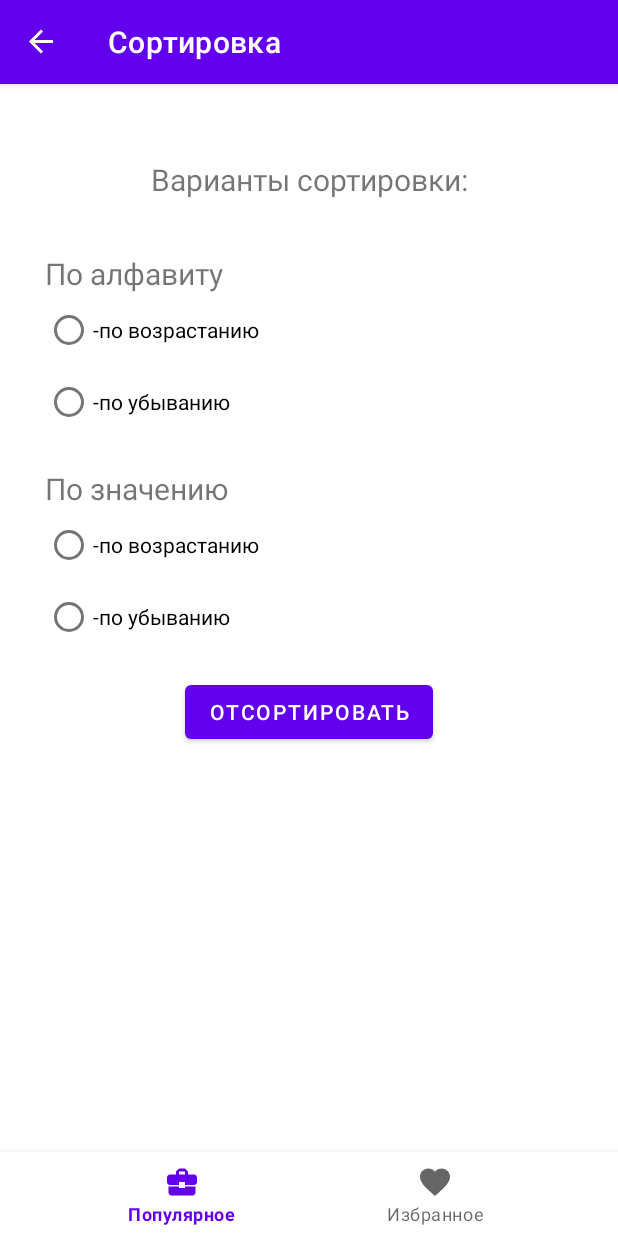
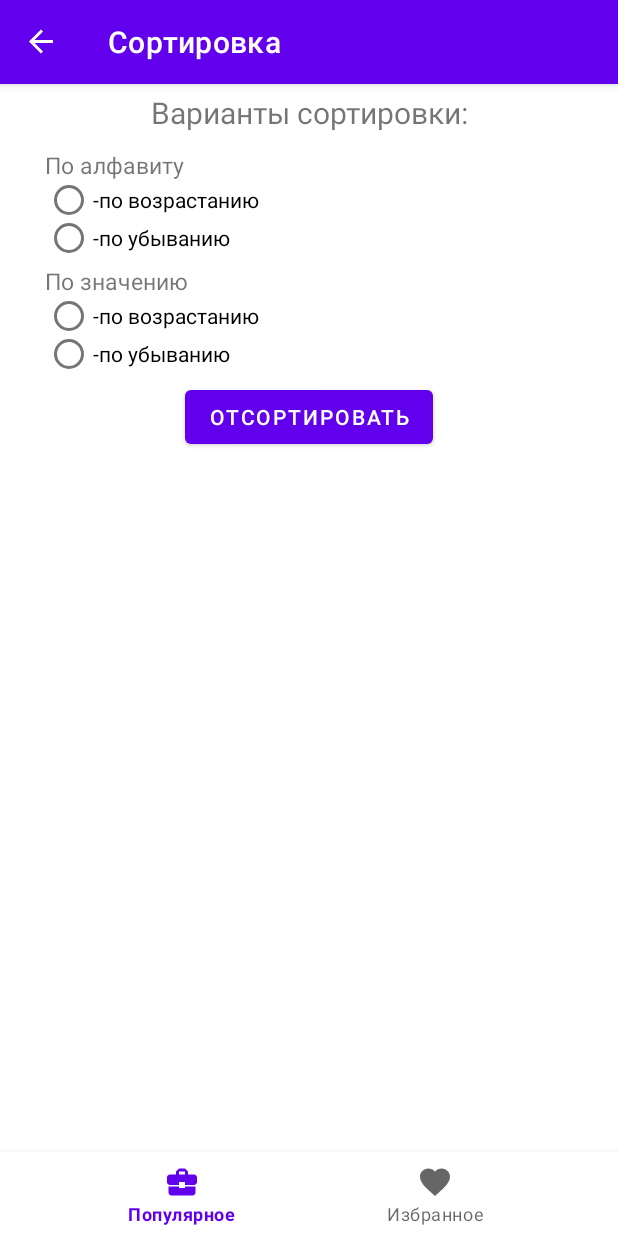
Before and after one commit to borshevskiy/CurrencyExchangeTestApp, an Android app: the FavoritesFragment screen opened through its navigation route, after a tap on an icon or button, on a phone screen of 412 x 824 dp. Run offline under Robolectric (Android 15) with nearby library versions, the phone set to English and light mode, and no system bars; our stand-ins replace Dagger/Hilt's generated code, navigation-ui; 4 statements that could not run were skipped.

Commit message:
90% ready

```diff
--- a/app/src/main/java/com/borshevskiy/currencyexchangetestapp/data/database/CurrencyDbModel.kt
+++ b/app/src/main/java/com/borshevskiy/currencyexchangetestapp/data/database/CurrencyDbModel.kt
@@ -7,6 +7,6 @@ import androidx.room.PrimaryKey
 data class CurrencyDbModel(
     @PrimaryKey
     val name: String,
-    val value: String,
+    val value: Double,
     val isFavorite: Boolean
 )
--- a/app/src/main/java/com/borshevskiy/currencyexchangetestapp/data/database/FavoriteCurrencyDbModel.kt
+++ b/app/src/main/java/com/borshevskiy/currencyexchangetestapp/data/database/FavoriteCurrencyDbModel.kt
@@ -7,5 +7,5 @@ import androidx.room.PrimaryKey
 data class FavoriteCurrencyDbModel(
     @PrimaryKey
     val name: String,
-    val value: String
+    val value: Double
 )
--- a/app/src/main/java/com/borshevskiy/currencyexchangetestapp/presentation/FavoritesFragment.kt
+++ b/app/src/main/java/com/borshevskiy/currencyexchangetestapp/presentation/FavoritesFragment.kt
@@ -1,14 +1,15 @@
 package com.borshevskiy.currencyexchangetestapp.presentation
 
+import android.content.Context.MODE_PRIVATE
+import android.content.SharedPreferences
 import android.os.Bundle
-import android.util.Log
 import android.view.LayoutInflater
 import android.view.View
 import android.view.ViewGroup
 import android.widget.AdapterView
 import android.widget.ArrayAdapter
 import androidx.fragment.app.Fragment
-import androidx.lifecycle.ViewModelProvider
+import androidx.fragment.app.viewModels
 import androidx.lifecycle.lifecycleScope
 import androidx.navigation.fragment.findNavController
 import com.borshevskiy.currencyexchangetestapp.R
@@ -23,28 +24,34 @@ class FavoritesFragment : Fragment() {
     private var _binding: FragmentFavoritesBinding? = null
     private val binding get() = _binding!!
 
-    private lateinit var mainViewModel: MainViewModel
+    private val mainViewModel: MainViewModel by viewModels()
     private val mAdapter by lazy { FavCurrencyAdapter(mainViewModel) }
 
-    override fun onCreate(savedInstanceState: Bundle?) {
-        super.onCreate(savedInstanceState)
-        mainViewModel = ViewModelProvider(this)[MainViewModel::class.java]
-    }
+    private lateinit var preferences: SharedPreferences
 
     override fun onCreateView(
         inflater: LayoutInflater,
         container: ViewGroup?,
-        savedInstanceState: Bundle?
+        savedInstanceState: Bundle?,
     ): View {
+        preferences = requireActivity().getSharedPreferences("app_settings", MODE_PRIVATE)
         _binding = FragmentFavoritesBinding.inflate(inflater, container, false)
+        return binding.root
+    }
+
+    override fun onViewCreated(view: View, savedInstanceState: Bundle?) {
+        super.onViewCreated(view, savedInstanceState)
         binding.rvCurrencyList.adapter = mAdapter
         readDatabase()
         binding.autoCompleteTextView.onItemClickListener =
             AdapterView.OnItemClickListener { parent, _, position, _ ->
-                mainViewModel.getFavoriteCurrencies(parent.getItemAtPosition(position).toString(), "") }
+                mainViewModel.getFavoriteCurrencies(parent.getItemAtPosition(position).toString(),
+                    "")
+            }
         binding.filterFab.setOnClickListener {
-            findNavController().navigate(FavoritesFragmentDirections.actionFavoritesScreenToFilterFragment("FAVORITES")) }
-        return binding.root
+            findNavController().navigate(FavoritesFragmentDirections.actionFavoritesScreenToFilterFragment(
+                "FAVORITES"))
+        }
     }
 
     override fun onDestroyView() {
@@ -56,11 +63,11 @@ class FavoritesFragment : Fragment() {
         lifecycleScope.launch {
             mainViewModel.readFavoriteCurrencies.observe(viewLifecycleOwner) { database ->
                 if (database.isNotEmpty()) {
-                    val namesList = mutableListOf<String>()
-                    database.forEach { currency -> namesList.add(currency.name) }
-                    binding.autoCompleteTextView.setAdapter(ArrayAdapter(requireContext(), R.layout.dropdown_item, namesList))
                     mAdapter.submitList(database)
-                } else mainViewModel.getCurrencies("")
+                }
+                binding.autoCompleteTextView.setAdapter(ArrayAdapter(requireContext(),
+                    R.layout.dropdown_item,
+                    preferences.getString("CurrencyNames", "")!!.split(",")))
             }
         }
     }
--- a/app/src/main/java/com/borshevskiy/currencyexchangetestapp/presentation/MainViewModel.kt
+++ b/app/src/main/java/com/borshevskiy/currencyexchangetestapp/presentation/MainViewModel.kt
@@ -1,5 +1,6 @@
 package com.borshevskiy.currencyexchangetestapp.presentation
 
+import androidx.lifecycle.SavedStateHandle
 import androidx.lifecycle.ViewModel
 import androidx.lifecycle.viewModelScope
 import com.borshevskiy.currencyexchangetestapp.domain.*
@@ -9,6 +10,7 @@ import javax.inject.Inject
 
 @HiltViewModel
 class MainViewModel @Inject constructor(
+    state: SavedStateHandle,
     readAndFilterCurrenciesUseCase: ReadAndFilterCurrenciesUseCase,
     readAndFilterFavCurrenciesUseCase: ReadAndFilterFavCurrenciesUseCase,
     private val getAllCurrenciesListUseCase: GetAllCurrenciesListUseCase,
@@ -17,11 +19,12 @@ class MainViewModel @Inject constructor(
 
 ) : ViewModel() {
 
-    lateinit var filter: String
+    private val filter = state["popularFilter"] ?: ""
+    private val favFilter = state["favoritesFilter"] ?: ""
 
     /** ROOM DATABASE **/
     val readCurrencies = readAndFilterCurrenciesUseCase(filter)
-    val readFavoriteCurrencies = readAndFilterFavCurrenciesUseCase()
+    val readFavoriteCurrencies = readAndFilterFavCurrenciesUseCase(favFilter)
 
     fun insertOrRemoveFromFavorites(currency: Currency) = viewModelScope.launch {
         saveAndRemoveFromFavoritesUseCase(currency)
--- a/app/src/main/java/com/borshevskiy/currencyexchangetestapp/presentation/PopularFragment.kt
+++ b/app/src/main/java/com/borshevskiy/currencyexchangetestapp/presentation/PopularFragment.kt
@@ -1,6 +1,7 @@
 package com.borshevskiy.currencyexchangetestapp.presentation
 
-import android.content.Context
+import android.content.Context.MODE_PRIVATE
+import android.content.SharedPreferences
 import android.os.Bundle
 import android.view.LayoutInflater
 import android.view.View
@@ -11,7 +12,6 @@ import androidx.fragment.app.Fragment
 import androidx.fragment.app.viewModels
 import androidx.lifecycle.lifecycleScope
 import androidx.navigation.fragment.findNavController
-import androidx.navigation.fragment.navArgs
 import com.borshevskiy.currencyexchangetestapp.R
 import com.borshevskiy.currencyexchangetestapp.databinding.FragmentPopularBinding
 import com.borshevskiy.currencyexchangetestapp.presentation.adapter.CurrencyAdapter
@@ -23,20 +23,18 @@ class PopularFragment : Fragment() {
 
     private var _binding: FragmentPopularBinding? = null
     private val binding get() = _binding!!
-    private val args by navArgs<PopularFragmentArgs>()
+
     private val mainViewModel: MainViewModel by viewModels()
     private val mAdapter by lazy { CurrencyAdapter(mainViewModel) }
 
-    override fun onCreate(savedInstanceState: Bundle?) {
-        super.onCreate(savedInstanceState)
-        mainViewModel.filter = args.filter
-    }
+    private lateinit var preferences: SharedPreferences
 
     override fun onCreateView(
         inflater: LayoutInflater,
         container: ViewGroup?,
-        savedInstanceState: Bundle?
+        savedInstanceState: Bundle?,
     ): View {
+        preferences = requireActivity().getSharedPreferences("app_settings", MODE_PRIVATE)
         _binding = FragmentPopularBinding.inflate(inflater, container, false)
         return binding.root
     }
@@ -47,9 +45,13 @@ class PopularFragment : Fragment() {
         readDatabase()
         binding.autoCompleteTextView.onItemClickListener =
             AdapterView.OnItemClickListener { parent, _, position, _ ->
-                mainViewModel.getCurrencies(parent.getItemAtPosition(position).toString()) }
+                val query = parent.getItemAtPosition(position).toString()
+                mainViewModel.getCurrencies(query)
+            }
         binding.filterFab.setOnClickListener {
-            findNavController().navigate(PopularFragmentDirections.actionPopularScreenToFilterFragment("POPULAR")) }
+            findNavController().navigate(PopularFragmentDirections.actionPopularScreenToFilterFragment(
+                "POPULAR"))
+        }
     }
 
     override fun onDestroyView() {
@@ -61,9 +63,17 @@ class PopularFragment : Fragment() {
         lifecycleScope.launch {
             mainViewModel.readCurrencies.observe(viewLifecycleOwner) { database ->
                 if (database.isNotEmpty()) {
-                    val namesList = mutableListOf<String>()
-                    database.forEach { currency -> namesList.add(currency.name) }
-                    binding.autoCompleteTextView.setAdapter(ArrayAdapter(requireContext(), R.layout.dropdown_item, namesList))
+                    if (!preferences.contains("CurrencyNames")) {
+                        val namesList = mutableListOf<String>()
+                        database.forEach { currency ->
+                            namesList.add(currency.name)
+                            preferences.edit().putString("CurrencyNames", namesList.toString().removeSurrounding("[", "]"))
+                                .apply()
+                        }
+                    }
+                    binding.autoCompleteTextView.setAdapter(ArrayAdapter(requireContext(),
+                        R.layout.dropdown_item,
+                        preferences.getString("CurrencyNames", "")!!.split(",")))
                     mAdapter.submitList(database)
                 } else mainViewModel.getCurrencies("")
             }
--- a/app/src/main/res/layout/fragment_filter.xml
+++ b/app/src/main/res/layout/fragment_filter.xml
@@ -10,7 +10,7 @@
         android:id="@+id/filter"
         android:layout_width="wrap_content"
         android:layout_height="wrap_content"
-        android:layout_marginTop="50dp"
+        android:layout_marginTop="5dp"
         android:text="@string/filter_text"
         android:textSize="20sp"
         app:layout_constraintEnd_toEndOf="parent"
@@ -22,7 +22,7 @@
         android:layout_width="wrap_content"
         android:layout_height="wrap_content"
         android:layout_marginStart="30dp"
-        android:layout_marginTop="15dp"
+        android:layout_marginTop="5dp"
         app:layout_constraintStart_toStartOf="parent"
         app:layout_constraintTop_toBottomOf="@+id/filter">
 
@@ -30,44 +30,44 @@
             android:id="@+id/name_filter"
             android:layout_width="wrap_content"
             android:layout_height="wrap_content"
-            android:layout_marginTop="20dp"
+            android:layout_marginTop="5dp"
             android:text="@string/name_filter"
-            android:textSize="20sp"
+            android:textSize="15sp"
             app:layout_constraintStart_toStartOf="parent"
             app:layout_constraintTop_toBottomOf="@+id/filter" />
 
         <RadioButton
             android:id="@+id/name_asc"
             android:layout_width="wrap_content"
-            android:layout_height="wrap_content"
+            android:layout_height="25dp"
             android:text="@string/ascending" />
 
         <RadioButton
             android:id="@+id/name_desc"
             android:layout_width="wrap_content"
-            android:layout_height="wrap_content"
+            android:layout_height="25dp"
             android:text="@string/descending" />
 
         <TextView
             android:id="@+id/value_filter"
             android:layout_width="wrap_content"
             android:layout_height="wrap_content"
-            android:layout_marginTop="20dp"
+            android:layout_marginTop="5dp"
             android:text="@string/value_filter"
-            android:textSize="20sp"
+            android:textSize="15sp"
             app:layout_constraintStart_toStartOf="parent"
             app:layout_constraintTop_toBottomOf="@+id/filter" />
 
         <RadioButton
             android:id="@+id/value_asc"
             android:layout_width="wrap_content"
-            android:layout_height="wrap_content"
+            android:layout_height="25dp"
             android:text="@string/ascending" />
 
         <RadioButton
             android:id="@+id/value_desc"
             android:layout_width="wrap_content"
-            android:layout_height="wrap_content"
+            android:layout_height="25dp"
             android:text="@string/descending" />
 
     </RadioGroup>
@@ -79,9 +79,7 @@
         app:layout_constraintEnd_toEndOf="parent"
         app:layout_constraintStart_toStartOf="parent"
         app:layout_constraintTop_toBottomOf="@+id/radioGroup"
-        android:layout_marginTop="15dp"
+        android:layout_marginTop="5dp"
         android:text="@string/sort"/>
 
-
-
 </androidx.constraintlayout.widget.ConstraintLayout>
--- a/app/src/main/res/navigation/mobile_navigation.xml
+++ b/app/src/main/res/navigation/mobile_navigation.xml
@@ -14,7 +14,7 @@
             android:id="@+id/action_popular_screen_to_filterFragment"
             app:destination="@id/filterFragment" />
         <argument
-            android:name="filter"
+            android:name="popularFilter"
             app:argType="string"
             android:defaultValue='""' />
     </fragment>
@@ -28,7 +28,7 @@
             android:id="@+id/action_favorites_screen_to_filterFragment"
             app:destination="@id/filterFragment" />
         <argument
-            android:name="filter"
+            android:name="favoritesFilter"
             app:argType="string"
             android:defaultValue='""' />
     </fragment>
```
Also changed, not shown: app/src/main/java/com/borshevskiy/currencyexchangetestapp/data/mapper/CurrencyMapper.kt (+5 -5 lines).
